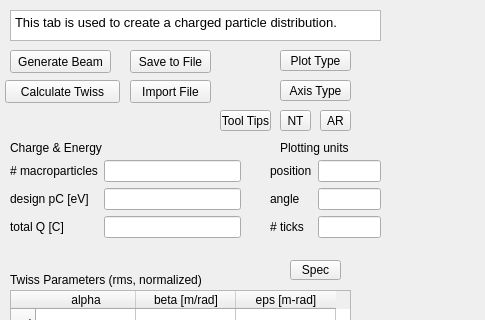
Qt form radtrack/ui/BunchInterface.ui (aerosadegh/radtrack) before a commit; both pictures show x 0 to 485 and y 0 to 320 of the 1260 by 761 pixel window.
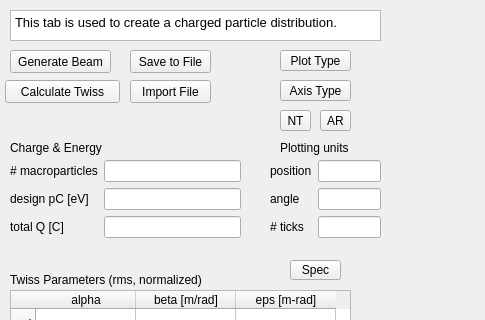
The same form after that commit. Custom widgets are drawn as their Qt base class.

Commit message: Removed unused button from Bunch tab. Added top level control of font style and size.

Diff of the .ui file:
```diff
--- a/radtrack/ui/BunchInterface.ui
+++ b/radtrack/ui/BunchInterface.ui
@@ -610,28 +610,6 @@
     <enum>QToolButton::InstantPopup</enum>
    </property>
   </widget>
-  <widget class="QToolButton" name="toggleToolTips">
-   <property name="geometry">
-    <rect>
-     <x>220</x>
-     <y>110</y>
-     <width>51</width>
-     <height>21</height>
-    </rect>
-   </property>
-   <property name="toolTip">
-    <string>Toggle plot titles on/off.</string>
-   </property>
-   <property name="statusTip">
-    <string>Toggle plot titles on/off.</string>
-   </property>
-   <property name="text">
-    <string>Tool Tips</string>
-   </property>
-   <property name="popupMode">
-    <enum>QToolButton::InstantPopup</enum>
-   </property>
-  </widget>
   <widget class="QTextBrowser" name="overview">
    <property name="geometry">
     <rect>
```
Left out of the diff: 2 changed lines with no effect on the pictures. The commit also changes 2 other files.
